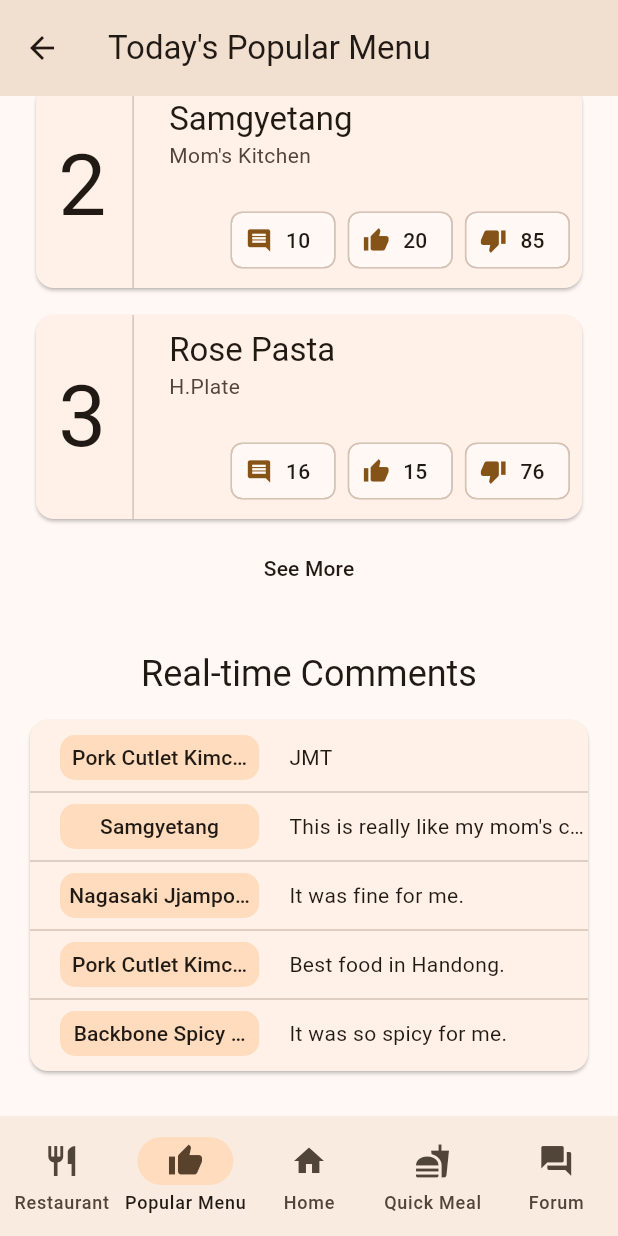
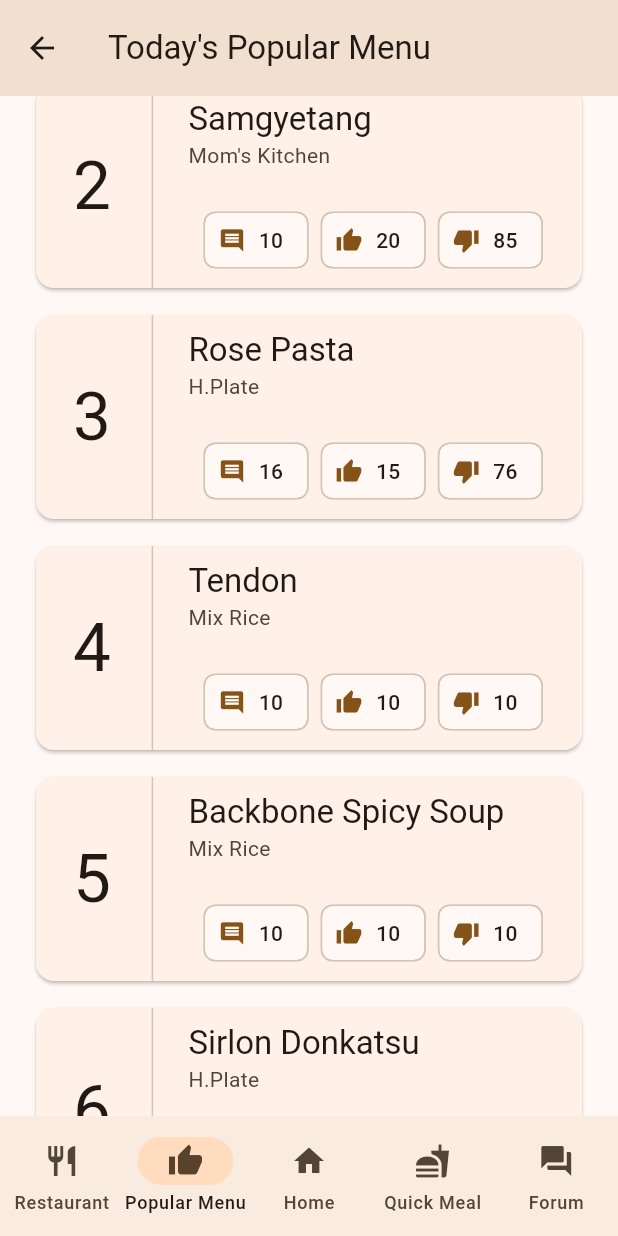
Before and after one commit to yangsijun/2022-2-IED-Mealis, a Flutter app: the screen it shows after launch, item 2 of the bottom bar chosen, scrolled down 219 dp, after a tap on "See More", on a phone screen of 412 x 824 dp. Run offline on Flutter 3.47's test engine with Material 2 defaults, Android fonts, the phone set to English and light mode, and no system bars.

Commit message:
See More Button for Popular Menu

```diff
--- a/lib/database.dart
+++ b/lib/database.dart
@@ -39,3 +39,27 @@ Map<String, Menu> menuMap = {
   'Braised Chicken' : Menu('Braised Chicken', 'Han\'s Deli', Stat(10, 10, 10)),
   'Braised Chicken with Cheese' : Menu('Braised Chicken with Cheese', 'Han\'s Deli', Stat(10, 10, 10)),
 };
+
+List<Menu?> menuRankingList = [
+  menuMap['Pork Cutlet Kimchi Udon'],
+  menuMap['Samgyetang'],
+  menuMap['Rose Pasta'],
+  menuMap['Tendon'],
+  menuMap['Backbone Spicy Soup'],
+  menuMap['Sirlon Donkatsu'],
+  menuMap['Spicy Donkatsu'],
+  menuMap['Bean Sprout Radish Beef Soup'],
+  menuMap['Handmade Donkatsu'],
+  menuMap['Korean Black Noodle'],
+  menuMap['Nagasaki Jjampong'],
+  menuMap['Pork Soup'],
+  menuMap['Thai Lemon Chicken and Garlic Rice'],
+  menuMap['Beef Curry'],
+  menuMap['Quesadilla'],
+  menuMap['Cockle Bibimbap'],
+  menuMap['Double Cheeseburger'],
+  menuMap['Burrito Bowl'],
+  menuMap['Thai Beef Salad'],
+  menuMap['Braised Chicken'],
+  menuMap['Braised Chicken with Cheese'],
+];
--- a/lib/popular_menu_page.dart
+++ b/lib/popular_menu_page.dart
@@ -2,6 +2,8 @@ import 'package:flutter/material.dart';
 import 'package:mealis/database.dart';
 import 'package:mealis/popular_menu_page.dart';
 import 'package:mealis/quick_meal_page.dart';
+
+import 'menu.dart';
 
 class PopularMenuPage extends StatefulWidget {
   const PopularMenuPage(this.goToPage, {Key? key}) : super(key: key);
@@ -19,30 +21,31 @@ class _PopularMenuPageState extends State<PopularMenuPage> {
     return Column(
       children: <Widget>[
         ListTile(
-          title: Text(menuName, style: Theme.of(context).textTheme.titleLarge),
+          title: Text(menuName, style: Theme.of(context).textTheme.titleLarge, overflow: TextOverflow.ellipsis,),
           subtitle: Text(menuMap[menuName]!.restaurantName),
         ),
         ButtonBar(
+          alignment: MainAxisAlignment.center,
           children: <Widget>[
             ActionChip(
               avatar: const Icon(Icons.comment),
               label: Text(menuMap[menuName]!.stat.comment.toString(), style: Theme.of(context).textTheme.labelLarge),
               onPressed: () {
-                goToPage(3);
+
               },
             ),
             ActionChip(
               avatar: const Icon(Icons.thumb_up),
               label: Text(menuMap[menuName]!.stat.like.toString(), style: Theme.of(context).textTheme.labelLarge),
               onPressed: () {
-                goToPage(3);
+
               },
             ),
             ActionChip(
               avatar: const Icon(Icons.thumb_down),
               label: Text(menuMap[menuName]!.stat.dislike.toString(), style: Theme.of(context).textTheme.labelLarge),
               onPressed: () {
-                goToPage(3);
+
               },
             ),
           ],
@@ -66,12 +69,17 @@ class _PopularMenuPageState extends State<PopularMenuPage> {
                   child: Row(
                     mainAxisAlignment: MainAxisAlignment.start,
                     children: [
-                      Container(
-                        padding: const EdgeInsets.only(left: 15, right: 10),
-                        child: Text('$rank', style: Theme.of(context).textTheme.displayLarge, textAlign: TextAlign.center, overflow: TextOverflow.fade,),
+                      Flexible(
+                        flex: 1,
+                        child: Container(
+                          width: double.infinity,
+                          padding: const EdgeInsets.only(left: 15, right: 10),
+                          child: Text('$rank', style: (rank < 10) ? Theme.of(context).textTheme.displayMedium : Theme.of(context).textTheme.displaySmall, textAlign: TextAlign.center),
+                        ),
                       ),
                       const VerticalDivider(),
                       Flexible(
+                        flex: 4,
                         child: Container(
                           child: _buildMenuCardContent(menuName),
                         ),
@@ -127,8 +135,18 @@ class _PopularMenuPageState extends State<PopularMenuPage> {
     );
   }
 
+  List<MapEntry<String, Menu>> menuRankingList = [];
+
+  void getMenuRanking() {
+    menuRankingList = menuMap.entries.toList();
+    menuRankingList.sort((a, b) => (a.value.stat.like - a.value.stat.dislike).compareTo((b.value.stat.like - b.value.stat.dislike)));
+  }
+
+  int showPopularMenuNum = 3;
+
   @override
   Widget build(BuildContext context) {
+    getMenuRanking();
     return Center(
       child: Scaffold(
         body: CustomScrollView(
@@ -147,12 +165,16 @@ class _PopularMenuPageState extends State<PopularMenuPage> {
                 child: Column(
                   mainAxisAlignment: MainAxisAlignment.center,
                   children: [
-                    _buildPopularMenuCard('Pork Cutlet Kimchi Udon', 1),
-                    _buildPopularMenuCard('Samgyetang', 2),
-                    _buildPopularMenuCard('Rose Pasta', 3),
+                    for (int i = 0; i < showPopularMenuNum; i++)
+                      _buildPopularMenuCard(menuRankingList[i].key, i + 1),
                     TextButton(
                       onPressed: () {
-
+                        setState(() {
+                          showPopularMenuNum += 3;
+                          if (showPopularMenuNum > menuRankingList.length) {
+                            showPopularMenuNum = menuRankingList.length;
+                          }
+                        });
                       },
                       child: Text('See More', style: Theme.of(context).textTheme.labelLarge,),
                     ),
```
